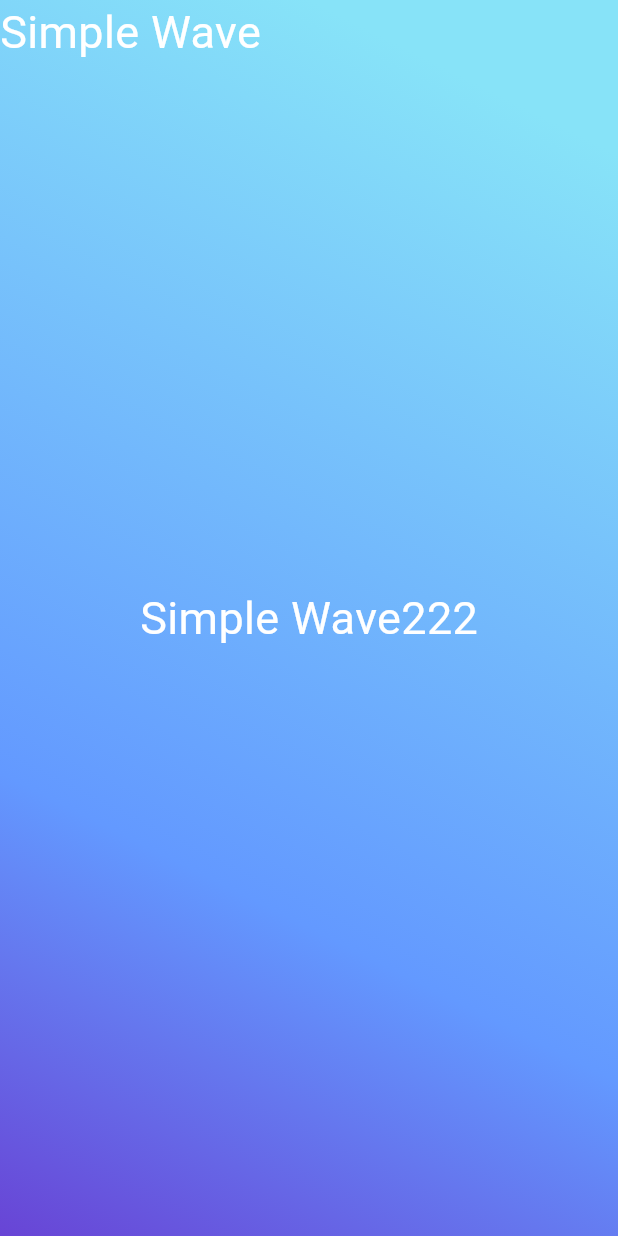
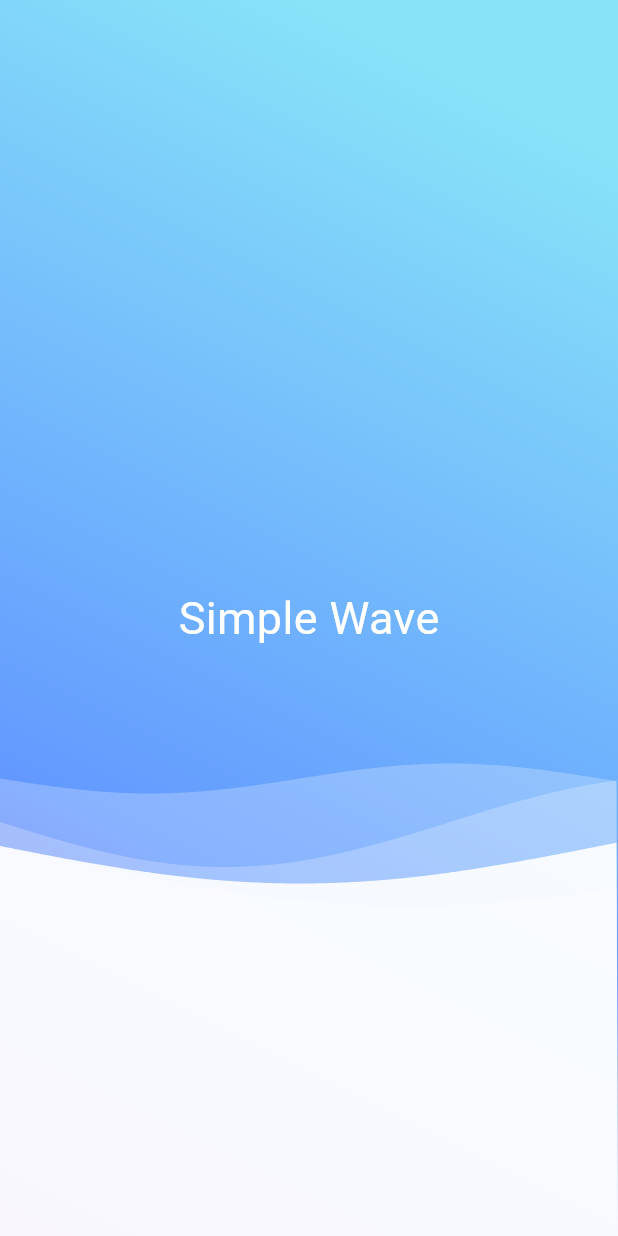
Before and after one commit to suneogkwon/simple_wave, a Flutter app: the screen it shows after launch, on a phone screen of 412 x 824 dp. Run offline on Flutter 3.47's test engine with Material 3 defaults, Android fonts, the phone set to English and light mode, and no system bars; drawn by our look-alikes of flutter_animate; our stand-ins replace sensors_plus.

Commit message:
feat: Wave 구현
- Wave 위젯에 높이 배율, 진폭, 주기, 파장, 색상 조절 기능 추가
- 동적 파형 생성 및 애니메이션 구현

```diff
--- a/lib/main.dart
+++ b/lib/main.dart
@@ -3,6 +3,7 @@ import 'dart:async';
 import 'package:flutter/material.dart';
 import 'package:flutter/services.dart';
 import 'package:sensors_plus/sensors_plus.dart';
+import 'package:simple_wave/wave.dart';
 
 void main() {
   WidgetsFlutterBinding.ensureInitialized();
@@ -79,22 +80,50 @@ class _SimpleWaveState extends State<SimpleWave> {
         decoration: _backgroundGradient,
         child: Stack(
           fit: StackFit.expand,
-          alignment: Alignment.bottomCenter,
           children: [
-            Text(
-              'Simple Wave',
-              style: TextStyle(color: Colors.white, fontSize: 30),
-            ),
-            Align(
+            Center(
               child: Text(
-                'Simple Wave222',
+                'Simple Wave',
                 style: TextStyle(color: Colors.white, fontSize: 30),
               ),
             ),
-            // Wave(),
+            ..._buildWaves(),
           ],
         ),
       ),
     );
   }
+
+  List<Widget> _buildWaves() {
+    return [
+      Wave(
+        heightScope: 1.05,
+        amplitude: 10,
+        period: 20,
+        length: 400,
+        color: Colors.white24,
+      ),
+      Wave(
+        heightScope: 1,
+        amplitude: 40,
+        period: 16,
+        length: 1100,
+        color: Colors.white24,
+      ),
+      Wave(
+        heightScope: 1.02,
+        amplitude: 30,
+        period: 5,
+        length: 600,
+        color: Colors.white24,
+      ),
+      Wave(
+        heightScope: 0.95,
+        amplitude: 25,
+        period: 10,
+        length: 800,
+        color: Colors.white.withAlpha(230),
+      ),
+    ].map((e) => Align(alignment: Alignment.bottomCenter, child: e)).toList();
+  }
 }
--- a/lib/wave.dart
+++ b/lib/wave.dart
@@ -1,26 +1,51 @@
-import 'dart:developer';
 import 'dart:math' as math;
 
 import 'package:flutter/material.dart';
 import 'package:flutter_animate/flutter_animate.dart';
 
 class Wave extends StatelessWidget {
-  const Wave({super.key});
+  const Wave({
+    super.key,
+    this.heightScope = 1.0,
+    required this.amplitude,
+    required this.period,
+    required this.length,
+    required this.color,
+  });
+
+  /// 높이 배율. 파도의 높이는 기본 높이 * 높이 배율로 결정된다.
+  final double heightScope;
+
+  /// 파도의 진폭
+  final double amplitude;
+
+  /// 파도의 주기
+  final double period;
+
+  /// 파도의 파장
+  final double length;
+
+  /// 파도의 색상
+  final Color color;
 
   @override
   Widget build(BuildContext context) {
     return Animate()
-        .animate(onInit: (controller) => controller.repeat())
+        .animate(onPlay: (controller) => controller.repeat())
         .custom(
-          builder:
-              (context, value, child) => CustomPaint(
-                size: Size.fromHeight(100),
-                painter: WavePainter(
-                  animationValue: value,
-                  amplitude: 20,
-                  frequency: 1,
-                ),
+          duration: period.seconds,
+          builder: (context, value, child) {
+            return CustomPaint(
+              // TODO : 기울기에 따른 높이 변화
+              size: Size.fromHeight(300 * heightScope),
+              painter: WavePainter(
+                animationValue: value,
+                amplitude: amplitude,
+                length: length,
+                color: color,
               ),
+            );
+          },
         );
   }
 }
@@ -29,14 +54,16 @@ class WavePainter extends CustomPainter {
   const WavePainter({
     required this.animationValue,
     required this.amplitude,
-    required this.frequency,
+    required this.length,
     this.color = Colors.white,
   });
 
   final double animationValue;
   final Color color;
   final double amplitude;
-  final double frequency;
+  final double length;
+
+  double _calculateSin(double value) => math.sin(2 * math.pi * value);
 
   @override
   void paint(Canvas canvas, Size size) {
@@ -44,30 +71,31 @@ class WavePainter extends CustomPainter {
         Paint()
           ..color = color
           ..style = PaintingStyle.fill;
-
     final path = Path();
 
-    log('size : $size');
+    // width를 length로 나눈 몫에 따라 여러 파형 또는 부분 파형을 생성한다.
+    for (int i = 0; i < size.width % length; i++) {
+      final startXCoord = length * i;
+      // 캔버스 사이즈를 넘어 파형을 그리지 않도록 한다.
+      final endXCoord = math.min(size.width, startXCoord + length);
 
-    double y =
-        size.height / 2 + math.sin(frequency + animationValue) * amplitude;
+      // 1 pixel씩 선을 그려 파형을 그린다.
+      for (double j = startXCoord; j < endXCoord; j++) {
+        // animationValue 값과 파형의 진행도에 따른 진폭을 계산한다.
+        final calculatedYCoord =
+            amplitude * (1 + _calculateSin(animationValue + j / length));
 
-    path.moveTo(0, size.height / 2);
-    path.quadraticBezierTo(size.width / 4, 0, size.width / 2, size.height / 2);
-    path.quadraticBezierTo(
-      size.width * 3 / 4,
-      size.height,
-      size.width,
-      size.height / 2,
-    );
+        path.lineTo(j, calculatedYCoord);
+      }
+    }
+
     path.lineTo(size.width, size.height);
     path.lineTo(0, size.height);
     path.close();
+
     canvas.drawPath(path, paint);
   }
 
   @override
-  bool shouldRepaint(covariant WavePainter oldDelegate) {
-    return false;
-  }
+  bool shouldRepaint(covariant WavePainter oldDelegate) => true;
 }
```
